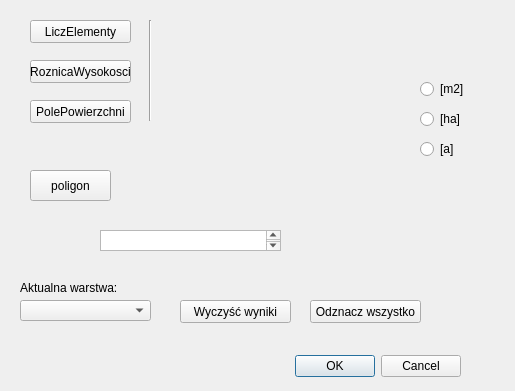
Before: the Qt Designer form proj_2/proj_2_dialog_base.ui in jj03141/wtyczka-qgis, drawn with Qt 5.
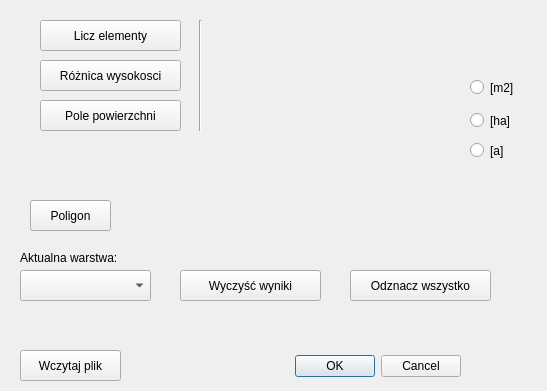
After: the same form once the commit is applied. Custom widgets are drawn as their Qt base class.

```diff
--- a/proj_2/proj_2_dialog_base.ui
+++ b/proj_2/proj_2_dialog_base.ui
@@ -6,7 +6,7 @@
    <rect>
     <x>0</x>
     <y>0</y>
-    <width>515</width>
+    <width>547</width>
     <height>391</height>
    </rect>
   </property>
@@ -32,49 +32,49 @@
   <widget class="QPushButton" name="pushButton_dH">
    <property name="geometry">
     <rect>
-     <x>30</x>
+     <x>40</x>
      <y>60</y>
-     <width>101</width>
-     <height>23</height>
+     <width>141</width>
+     <height>31</height>
     </rect>
    </property>
    <property name="text">
-    <string>RoznicaWysokosci</string>
+    <string>Różnica wysokosci</string>
    </property>
   </widget>
   <widget class="QPushButton" name="pushButton_liczelementy">
    <property name="geometry">
     <rect>
-     <x>30</x>
+     <x>40</x>
      <y>20</y>
-     <width>101</width>
-     <height>23</height>
+     <width>141</width>
+     <height>31</height>
     </rect>
    </property>
    <property name="text">
-    <string>LiczElementy</string>
+    <string>Licz elementy</string>
    </property>
   </widget>
   <widget class="QPushButton" name="pushButton_pole">
    <property name="geometry">
     <rect>
-     <x>30</x>
+     <x>40</x>
      <y>100</y>
-     <width>101</width>
-     <height>23</height>
+     <width>141</width>
+     <height>31</height>
     </rect>
    </property>
    <property name="text">
-    <string>PolePowierzchni</string>
+    <string>Pole powierzchni</string>
    </property>
   </widget>
   <widget class="QLabel" name="label_liczbaelementow">
    <property name="geometry">
     <rect>
-     <x>160</x>
+     <x>240</x>
      <y>20</y>
-     <width>41</width>
-     <height>21</height>
+     <width>211</width>
+     <height>31</height>
     </rect>
    </property>
    <property name="text">
@@ -84,10 +84,10 @@
   <widget class="QLabel" name="label_dH">
    <property name="geometry">
     <rect>
-     <x>160</x>
+     <x>240</x>
      <y>60</y>
-     <width>41</width>
-     <height>21</height>
+     <width>211</width>
+     <height>31</height>
     </rect>
    </property>
    <property name="text">
@@ -97,10 +97,10 @@
   <widget class="QLabel" name="label_pole">
    <property name="geometry">
     <rect>
-     <x>160</x>
+     <x>240</x>
      <y>100</y>
-     <width>241</width>
-     <height>21</height>
+     <width>211</width>
+     <height>31</height>
     </rect>
    </property>
    <property name="text">
@@ -110,10 +110,10 @@
   <widget class="Line" name="line">
    <property name="geometry">
     <rect>
-     <x>140</x>
+     <x>190</x>
      <y>20</y>
      <width>20</width>
-     <height>101</height>
+     <height>111</height>
     </rect>
    </property>
    <property name="orientation">
@@ -124,19 +124,9 @@
    <property name="geometry">
     <rect>
      <x>20</x>
-     <y>300</y>
+     <y>270</y>
      <width>131</width>
-     <height>21</height>
-    </rect>
-   </property>
-  </widget>
-  <widget class="QTextEdit" name="textEdit_pole">
-   <property name="geometry">
-    <rect>
-     <x>100</x>
-     <y>230</y>
-     <width>181</width>
-     <height>21</height>
+     <height>31</height>
     </rect>
    </property>
   </widget>
@@ -144,7 +134,7 @@
    <property name="geometry">
     <rect>
      <x>20</x>
-     <y>280</y>
+     <y>250</y>
      <width>131</width>
      <height>16</height>
     </rect>
@@ -169,10 +159,10 @@
   <widget class="QRadioButton" name="radioButton_m2">
    <property name="geometry">
     <rect>
-     <x>420</x>
-     <y>80</y>
+     <x>470</x>
+     <y>77</y>
      <width>61</width>
-     <height>18</height>
+     <height>21</height>
     </rect>
    </property>
    <property name="text">
@@ -182,10 +172,10 @@
   <widget class="QRadioButton" name="radioButton_hektary">
    <property name="geometry">
     <rect>
-     <x>420</x>
+     <x>470</x>
      <y>110</y>
      <width>61</width>
-     <height>18</height>
+     <height>21</height>
     </rect>
    </property>
    <property name="text">
@@ -195,10 +185,10 @@
   <widget class="QRadioButton" name="radioButton_ary">
    <property name="geometry">
     <rect>
-     <x>420</x>
+     <x>470</x>
      <y>140</y>
      <width>61</width>
-     <height>18</height>
+     <height>21</height>
     </rect>
    </property>
    <property name="text">
@@ -209,20 +199,20 @@
    <property name="geometry">
     <rect>
      <x>30</x>
-     <y>170</y>
+     <y>200</y>
      <width>81</width>
      <height>31</height>
     </rect>
    </property>
    <property name="text">
-    <string>poligon</string>
+    <string>Poligon</string>
    </property>
   </widget>
   <widget class="QLabel" name="label_poligon">
    <property name="geometry">
     <rect>
-     <x>160</x>
-     <y>170</y>
+     <x>170</x>
+     <y>190</y>
      <width>121</width>
      <height>41</height>
     </rect>
@@ -235,9 +225,9 @@
    <property name="geometry">
     <rect>
      <x>180</x>
-     <y>300</y>
-     <width>111</width>
-     <height>23</height>
+     <y>270</y>
+     <width>141</width>
+     <height>31</height>
     </rect>
    </property>
    <property name="text">
@@ -247,16 +237,29 @@
   <widget class="QPushButton" name="pushButton_odznacz_wszystko">
    <property name="geometry">
     <rect>
-     <x>310</x>
-     <y>300</y>
-     <width>111</width>
-     <height>23</height>
+     <x>350</x>
+     <y>270</y>
+     <width>141</width>
+     <height>31</height>
     </rect>
    </property>
    <property name="text">
     <string>Odznacz wszystko</string>
    </property>
   </widget>
+  <widget class="QPushButton" name="pushButton_wczytaj_plik">
+   <property name="geometry">
+    <rect>
+     <x>20</x>
+     <y>350</y>
+     <width>101</width>
+     <height>31</height>
+    </rect>
+   </property>
+   <property name="text">
+    <string>Wczytaj plik</string>
+   </property>
+  </widget>
  </widget>
  <customwidgets>
   <customwidget>
```
